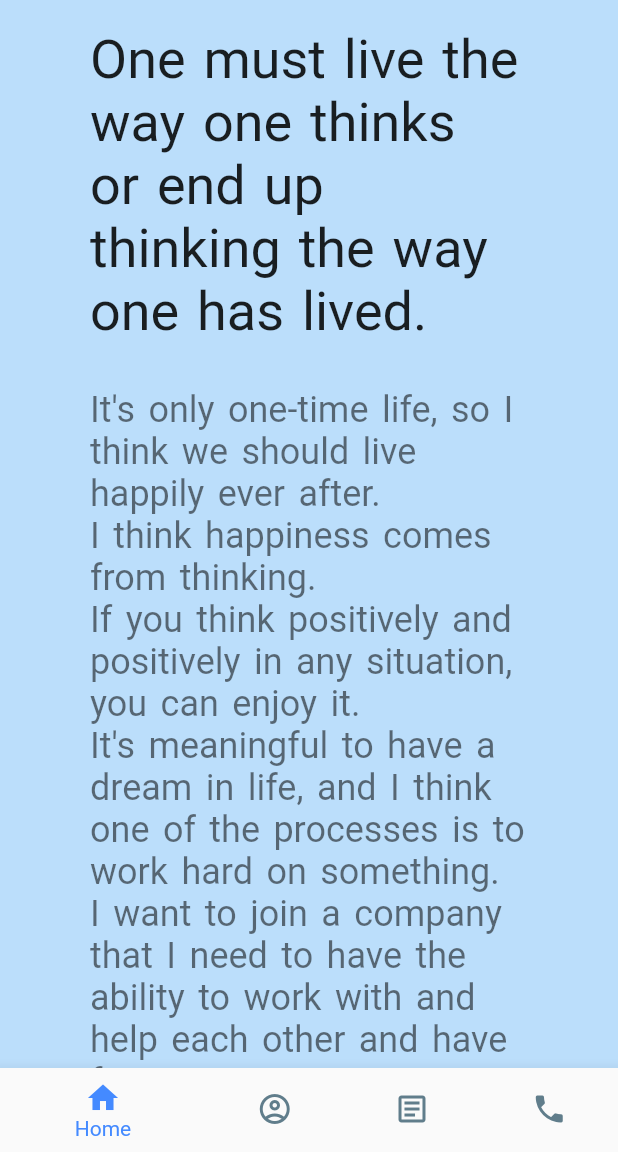
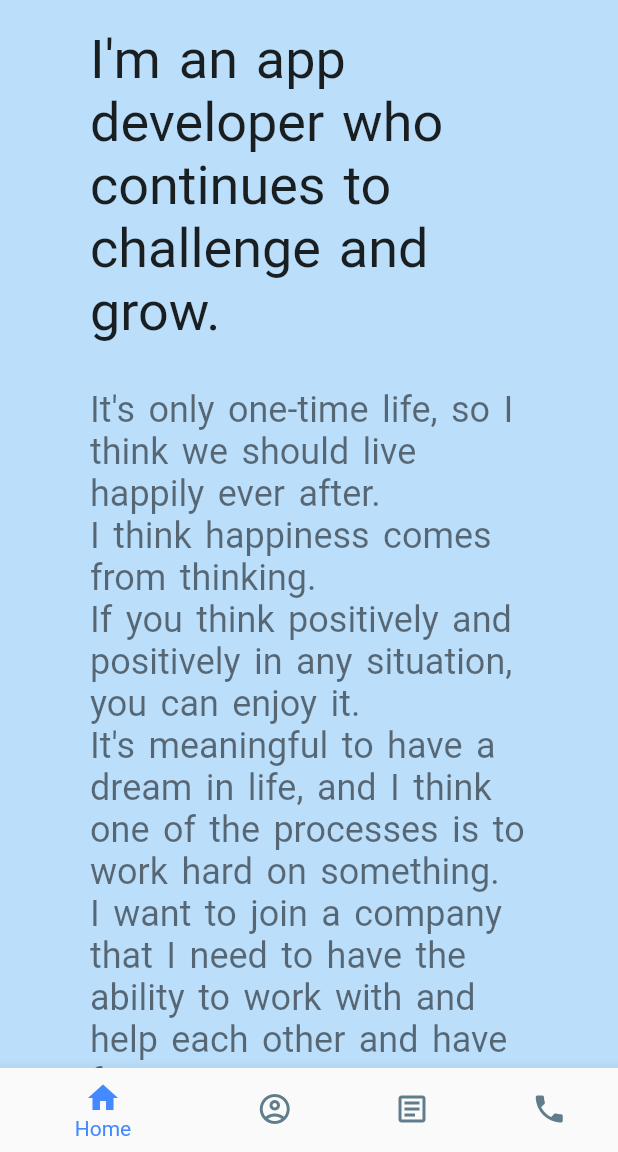
Before and after one commit to thomas819/resume_web, a Flutter app: the screen it shows after launch, scrolled down 576 dp, on a phone screen of 412 x 824 dp, the part 84-1236 px from its top. Run offline on Flutter 3.47's test engine with Material 2 defaults, Android fonts, the light colour scheme and no system bars; our stand-ins replace cached_network_image, flutter_svg, get; network calls fail.

```diff
--- a/lib/main.dart
+++ b/lib/main.dart
@@ -13,6 +13,7 @@ class MyApp extends StatelessWidget {
   Widget build(BuildContext context) {
     return GetMaterialApp(
       title: 'Thomas Portfolio Site',
+      debugShowCheckedModeBanner: false,
       theme: ThemeData(
         primarySwatch: Colors.blue,
       ),
--- a/lib/src/controller/screen_layout_controller.dart
+++ b/lib/src/controller/screen_layout_controller.dart
@@ -49,22 +49,26 @@ class ScreenLayoutController extends GetxController {
   ];
   final projectList = [
     {
-      "title": "Artbandhu - Career Discovery Platform",
-      "image": "",
-      "subTitle": "Social Art Feed Application for local artist and community",
-      "content":
+    "image": "https://firebasestorage.googleapis.com/v0/b/thomas-resume.appspot.com/o/reviewduck.png?alt=media&token=25d866d5-03f6-4f67-977d-e638439565d7",
+    "appName": "ReviewDuck",
+    "appSummary": "Cafe Reviews Service",
+    "AppInfo":
     "Artbandhu app helps millions of creative professionals/artist succeed with upskilling and on-demand creative jobs & monetization opportunities, around the world",
+      "responsibilities":"worked on front end for the app with Dart and flutter",
     "techUsed" : ["1","2","3","4","5","1","2","3","4","5","1","2","3","4","5","1","2","3","4","5","1","2","3","4","5"],
-      "storeLink": "",
+    "googleStore": "https://play.google.com/store/apps/details?id=com.reviewduck.alphabase.review_duck",
+    "appleStore": "https://apps.apple.com/us/app/%EB%A6%AC%EB%B7%B0%EB%8D%95/id1579481417",
   },
     {
-      "title": "Artbandhu - Career Discovery Platform",
-      "image": "",
-      "subTitle": "Social Art Feed Application for local artist and community",
-      "content":
+      "image": "https://firebasestorage.googleapis.com/v0/b/thomas-resume.appspot.com/o/cashdd.png?alt=media&token=df5adc6b-01b3-461c-9920-af3041cd4ce3",
+      "appName": "Cash DungDung",
+      "appSummary": "Popup Banner Reward Service",
+      "AppInfo":
       "Artbandhu app helps millions of creative professionals/artist succeed with upskilling and on-demand creative jobs & monetization opportunities, around the world",
-      "techUsed" : ["1","2"],
-      "storeLink": "",
+      "responsibilities":"worked on front end for the app with Dart and flutter",
+      "techUsed" : ["1","2","3","4","5","1","2","3","4","5","1","2","3","4","5","1","2","3","4","5","1","2","3","4","5"],
+      "googleStore": "https://play.google.com/store/apps/details?id=com.alphabase.cashdungdung",
+      "appleStore": null,
     },
 ];
 
@@ -79,10 +83,10 @@ class ScreenLayoutController extends GetxController {
 void builder(BoxConstraints constraints) {
   if (constraints.biggest.width <= 480) {
     _screenType(ScreenSizeType.MOBILE);
-    } else if (constraints.biggest.width >= 480 && constraints.biggest.width < 768) {
+  } else
+  if (constraints.biggest.width >= 480 && constraints.biggest.width < 768) {
     _screenType(ScreenSizeType.TABLET);
   } else {
     _screenType(ScreenSizeType.DESKTOP);
   }
-  }
-}
+}}
--- a/lib/src/pages/home_page.dart
+++ b/lib/src/pages/home_page.dart
@@ -4,6 +4,7 @@ import 'package:flutter_svg/svg.dart';
 import 'package:get/get.dart';
 import 'package:resume_web/src/components/app_text_size.dart';
 import 'package:resume_web/src/controller/screen_layout_controller.dart';
+import 'package:url_launcher/url_launcher.dart';
 
 class HomePage extends StatelessWidget {
   HomePage();
@@ -68,27 +69,41 @@ class HomePage extends StatelessWidget {
         Row(
           mainAxisAlignment: MainAxisAlignment.spaceAround,
           children: [
-            SvgPicture.asset("icon/github_icon.svg"),
+            InkWell(
+                onTap: () => launch("https://github.com/thomas819"),
+                child: SvgPicture.asset("icon/github_icon.svg")),
             SizedBox(
               width: 15,
             ),
-            SvgPicture.asset("icon/instagram_icon.svg"),
+            InkWell(
+                onTap: () => launch("https://www.instagram.com/minhyun.e/"),
+                child: SvgPicture.asset("icon/instagram_icon.svg")),
             SizedBox(
               width: 15,
             ),
-            SvgPicture.asset("icon/linkedin_icon.svg"),
+            InkWell(
+                onTap: () =>
+                    launch("https://www.linkedin.com/in/thomas-lee-abb253231/"),
+                child: SvgPicture.asset("icon/linkedin_icon.svg")),
             SizedBox(
               width: 15,
             ),
-            Text("Blog"),
+            InkWell(
+                onTap: () => launch("https://thomass.tistory.com/"),
+                child: Text("Blog")),
             SizedBox(
               width: 15,
             ),
-            Text("Blog2"),
+            InkWell(
+                onTap: () => launch("https://blog.naver.com/min819"),
+                child: Text("Blog2")),
             SizedBox(
               width: 15,
             ),
-            Container(child: Text("resume")),
+            InkWell(
+                onTap: () => launch(
+                    "https://docs.google.com/document/d/1nY61njYLk3-EykObWnE3TcFcLnUxx20_kfsylZSOhns/edit?usp=sharing"),
+                child: Text("resume")),
           ],
         ),
       ],
@@ -111,8 +126,7 @@ class HomePage extends StatelessWidget {
         SizedBox(
           height: 30,
         ),
-        Text(
-            "One must live the way one thinks\nor end up thinking the way one has lived.",
+        Text("I'm an app developer who\ncontinues to challenge and grow.",
             style: subTitleTextStyle),
         SizedBox(height: 30),
         Text(
```
Also changed, not shown: lib/src/pages/experience_page.dart (+64 -15 lines), assets/icon/app_store.svg (added), assets/icon/google_play.svg (added). Lines whose indentation alone changed are shown as unchanged.
